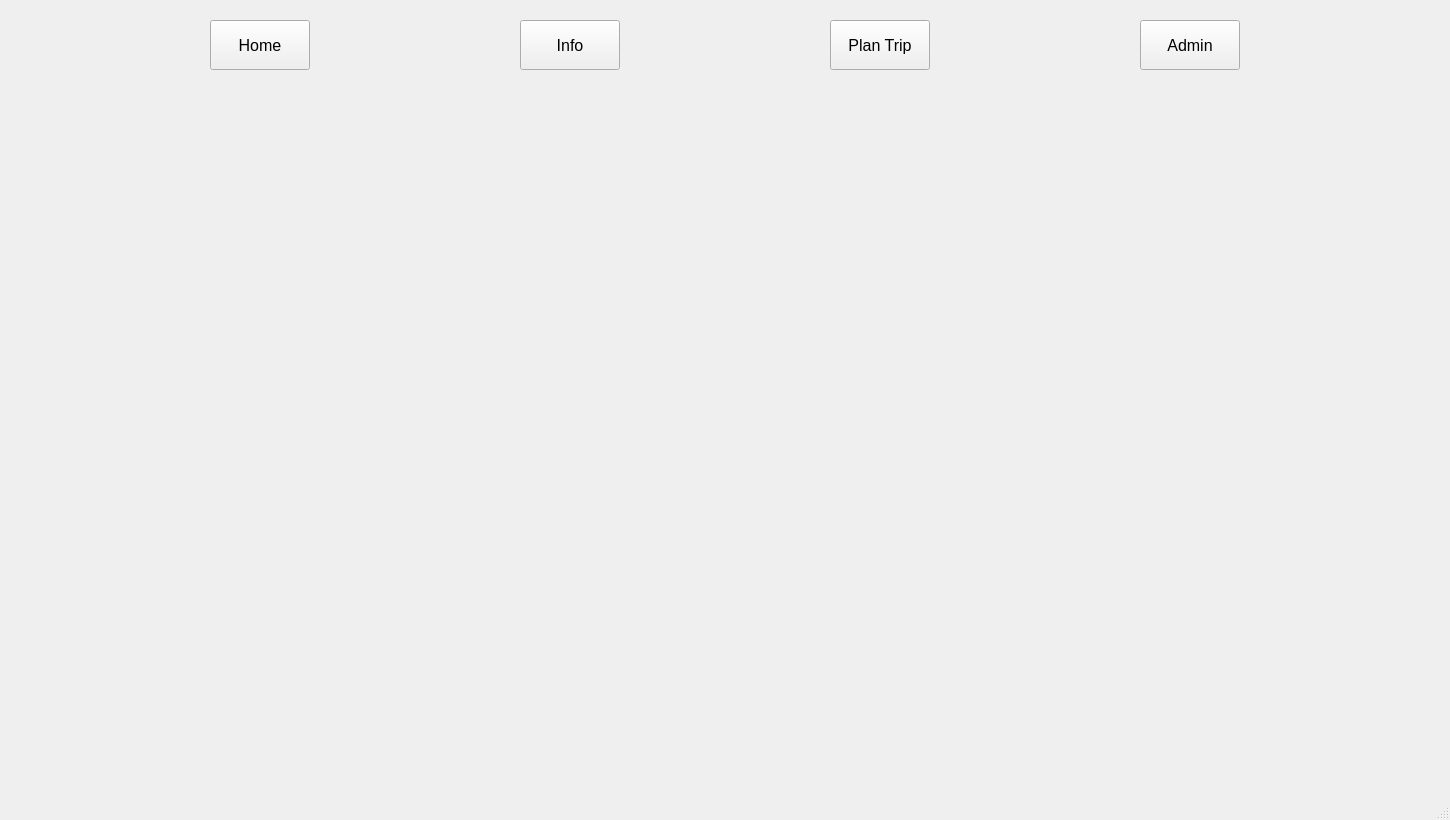
Before: the Qt Designer form qt/app/mainwindow.ui in kboniadi/Lets_Play_Football, drawn with Qt 5.
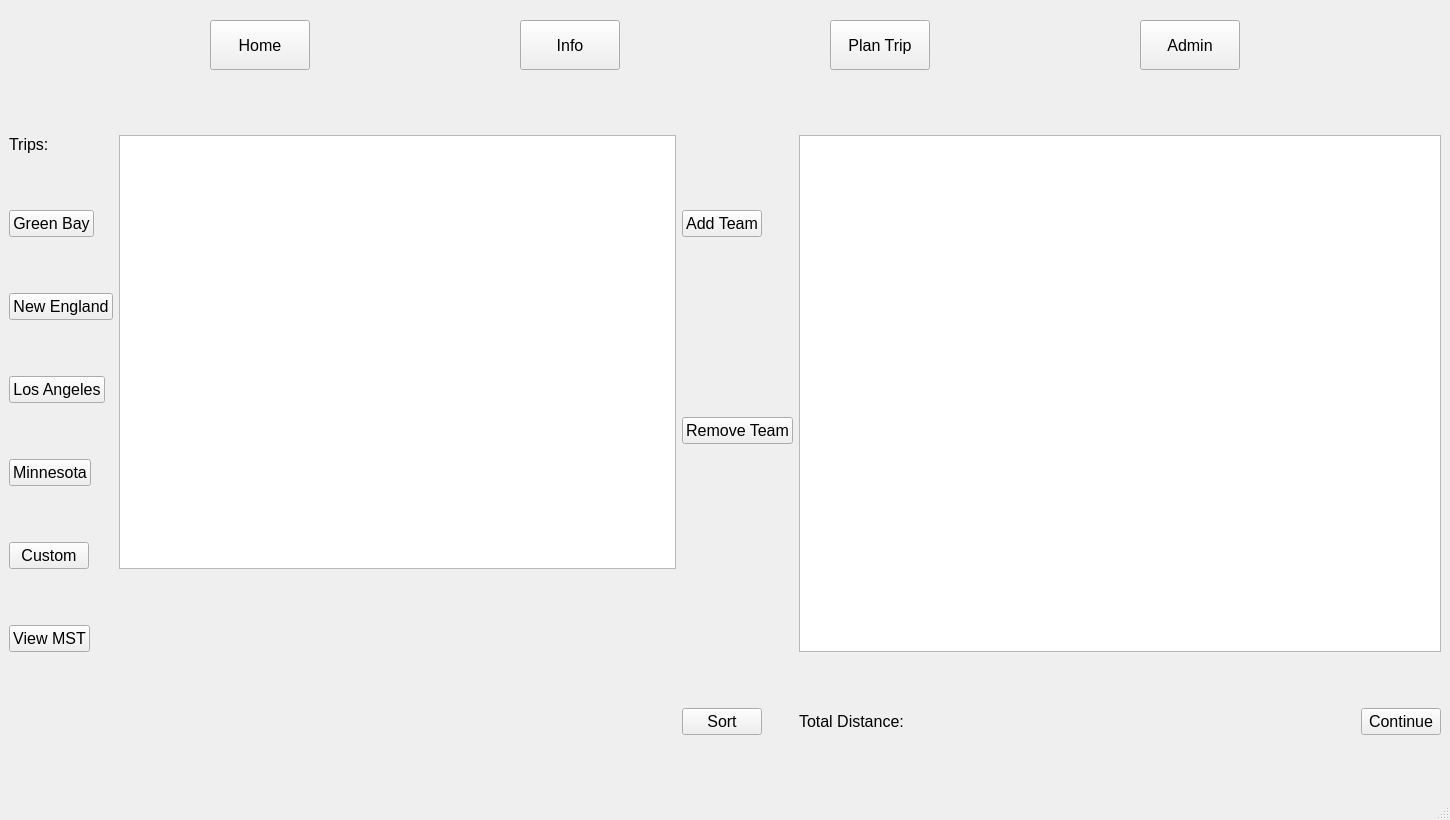
After: the same form once the commit is applied. The open tabs and pages were chosen to show the change.

Commit message:
finished creating all objects
:/

```diff
--- a/qt/app/mainwindow.ui
+++ b/qt/app/mainwindow.ui
@@ -300,7 +300,382 @@
         </item>
        </layout>
       </widget>
-      <widget class="QWidget" name="page_PLAN"/>
+      <widget class="QWidget" name="page_PLAN">
+       <layout class="QGridLayout" name="gridLayout_3">
+        <item row="6" column="0">
+         <widget class="QPushButton" name="pushButton_plan_MST">
+          <property name="sizePolicy">
+           <sizepolicy hsizetype="Fixed" vsizetype="Fixed">
+            <horstretch>0</horstretch>
+            <verstretch>0</verstretch>
+           </sizepolicy>
+          </property>
+          <property name="font">
+           <font>
+            <pointsize>12</pointsize>
+           </font>
+          </property>
+          <property name="text">
+           <string>View MST</string>
+          </property>
+         </widget>
+        </item>
+        <item row="4" column="0">
+         <widget class="QPushButton" name="pushButton_plan_vikings">
+          <property name="sizePolicy">
+           <sizepolicy hsizetype="Fixed" vsizetype="Fixed">
+            <horstretch>0</horstretch>
+            <verstretch>0</verstretch>
+           </sizepolicy>
+          </property>
+          <property name="font">
+           <font>
+            <pointsize>12</pointsize>
+           </font>
+          </property>
+          <property name="text">
+           <string>Minnesota</string>
+          </property>
+         </widget>
+        </item>
+        <item row="5" column="0">
+         <widget class="QPushButton" name="pushButton_plan_custom">
+          <property name="sizePolicy">
+           <sizepolicy hsizetype="Fixed" vsizetype="Fixed">
+            <horstretch>0</horstretch>
+            <verstretch>0</verstretch>
+           </sizepolicy>
+          </property>
+          <property name="font">
+           <font>
+            <pointsize>12</pointsize>
+           </font>
+          </property>
+          <property name="text">
+           <string>Custom</string>
+          </property>
+         </widget>
+        </item>
+        <item row="0" column="3" rowspan="7" colspan="2">
+         <widget class="QTableWidget" name="tableWidget_plan_route"/>
+        </item>
+        <item row="3" column="0">
+         <widget class="QPushButton" name="pushButton_plan_rams">
+          <property name="sizePolicy">
+           <sizepolicy hsizetype="Fixed" vsizetype="Fixed">
+            <horstretch>0</horstretch>
+            <verstretch>0</verstretch>
+           </sizepolicy>
+          </property>
+          <property name="font">
+           <font>
+            <pointsize>12</pointsize>
+           </font>
+          </property>
+          <property name="text">
+           <string>Los Angeles</string>
+          </property>
+         </widget>
+        </item>
+        <item row="1" column="0">
+         <widget class="QPushButton" name="pushButton_plan_packers">
+          <property name="sizePolicy">
+           <sizepolicy hsizetype="Fixed" vsizetype="Fixed">
+            <horstretch>0</horstretch>
+            <verstretch>0</verstretch>
+           </sizepolicy>
+          </property>
+          <property name="font">
+           <font>
+            <pointsize>12</pointsize>
+           </font>
+          </property>
+          <property name="text">
+           <string>Green Bay</string>
+          </property>
+         </widget>
+        </item>
+        <item row="3" column="2" rowspan="2">
+         <widget class="QPushButton" name="pushButton_plan_remove">
+          <property name="sizePolicy">
+           <sizepolicy hsizetype="Fixed" vsizetype="Fixed">
+            <horstretch>0</horstretch>
+            <verstretch>0</verstretch>
+           </sizepolicy>
+          </property>
+          <property name="font">
+           <font>
+            <pointsize>12</pointsize>
+           </font>
+          </property>
+          <property name="text">
+           <string>Remove Team</string>
+          </property>
+         </widget>
+        </item>
+        <item row="0" column="1" rowspan="6">
+         <widget class="QTableWidget" name="tableWidget_plan_teams">
+          <property name="sizePolicy">
+           <sizepolicy hsizetype="Preferred" vsizetype="Preferred">
+            <horstretch>0</horstretch>
+            <verstretch>0</verstretch>
+           </sizepolicy>
+          </property>
+         </widget>
+        </item>
+        <item row="2" column="0">
+         <widget class="QPushButton" name="pushButton_plan_patriots">
+          <property name="sizePolicy">
+           <sizepolicy hsizetype="Fixed" vsizetype="Fixed">
+            <horstretch>0</horstretch>
+            <verstretch>0</verstretch>
+           </sizepolicy>
+          </property>
+          <property name="font">
+           <font>
+            <pointsize>12</pointsize>
+           </font>
+          </property>
+          <property name="text">
+           <string>New England</string>
+          </property>
+         </widget>
+        </item>
+        <item row="7" column="4">
+         <widget class="QPushButton" name="pushButton_plan_continue">
+          <property name="sizePolicy">
+           <sizepolicy hsizetype="Fixed" vsizetype="Fixed">
+            <horstretch>0</horstretch>
+            <verstretch>0</verstretch>
+           </sizepolicy>
+          </property>
+          <property name="font">
+           <font>
+            <pointsize>12</pointsize>
+           </font>
+          </property>
+          <property name="text">
+           <string>Continue</string>
+          </property>
+         </widget>
+        </item>
+        <item row="0" column="0">
+         <widget class="QLabel" name="label_plan_trips">
+          <property name="sizePolicy">
+           <sizepolicy hsizetype="Fixed" vsizetype="Fixed">
+            <horstretch>0</horstretch>
+            <verstretch>0</verstretch>
+           </sizepolicy>
+          </property>
+          <property name="font">
+           <font>
+            <pointsize>12</pointsize>
+           </font>
+          </property>
+          <property name="text">
+           <string>Trips:</string>
+          </property>
+         </widget>
+        </item>
+        <item row="1" column="2">
+         <widget class="QPushButton" name="pushButton_plan_add">
+          <property name="sizePolicy">
+           <sizepolicy hsizetype="Fixed" vsizetype="Fixed">
+            <horstretch>0</horstretch>
+            <verstretch>0</verstretch>
+           </sizepolicy>
+          </property>
+          <property name="font">
+           <font>
+            <pointsize>12</pointsize>
+           </font>
+          </property>
+          <property name="text">
+           <string>Add Team</string>
+          </property>
+         </widget>
+        </item>
+        <item row="7" column="3">
+         <widget class="QLabel" name="label_plan_distance">
+          <property name="font">
+           <font>
+            <pointsize>12</pointsize>
+           </font>
+          </property>
+          <property name="text">
+           <string>Total Distance: </string>
+          </property>
+         </widget>
+        </item>
+        <item row="7" column="2">
+         <widget class="QPushButton" name="pushButton_plan_sort">
+          <property name="sizePolicy">
+           <sizepolicy hsizetype="Fixed" vsizetype="Fixed">
+            <horstretch>0</horstretch>
+            <verstretch>0</verstretch>
+           </sizepolicy>
+          </property>
+          <property name="font">
+           <font>
+            <pointsize>12</pointsize>
+           </font>
+          </property>
+          <property name="text">
+           <string>Sort</string>
+          </property>
+         </widget>
+        </item>
+       </layout>
+      </widget>
+      <widget class="QWidget" name="page_POS">
+       <layout class="QGridLayout" name="gridLayout_12">
+        <item row="0" column="0">
+         <layout class="QGridLayout" name="gridLayout_pos">
+          <item row="0" column="0">
+           <widget class="QLabel" name="label_pos_trip">
+            <property name="font">
+             <font>
+              <pointsize>12</pointsize>
+             </font>
+            </property>
+            <property name="text">
+             <string>Trip:</string>
+            </property>
+           </widget>
+          </item>
+          <item row="1" column="0" rowspan="3">
+           <widget class="QTableView" name="tableView_pos_trip"/>
+          </item>
+          <item row="2" column="4">
+           <spacer name="horizontalSpacer_pos">
+            <property name="orientation">
+             <enum>Qt::Horizontal</enum>
+            </property>
+            <property name="sizeHint" stdset="0">
+             <size>
+              <width>40</width>
+              <height>20</height>
+             </size>
+            </property>
+           </spacer>
+          </item>
+          <item row="4" column="0">
+           <widget class="QLabel" name="label_pos_distance">
+            <property name="font">
+             <font>
+              <pointsize>12</pointsize>
+             </font>
+            </property>
+            <property name="text">
+             <string>Total Distance: </string>
+            </property>
+           </widget>
+          </item>
+          <item row="2" column="1" colspan="3">
+           <widget class="QLabel" name="label_pos_cart">
+            <property name="font">
+             <font>
+              <pointsize>12</pointsize>
+             </font>
+            </property>
+            <property name="text">
+             <string>Cart:</string>
+            </property>
+           </widget>
+          </item>
+          <item row="1" column="1" colspan="5">
+           <widget class="QTableWidget" name="tableWidget_pos_purchase"/>
+          </item>
+          <item row="3" column="1" colspan="5">
+           <widget class="QTableView" name="tableView_pos_cart"/>
+          </item>
+          <item row="4" column="3">
+           <widget class="QPushButton" name="pushButton_pos_cancel">
+            <property name="font">
+             <font>
+              <pointsize>12</pointsize>
+             </font>
+            </property>
+            <property name="text">
+             <string>Cancel</string>
+            </property>
+           </widget>
+          </item>
+          <item row="4" column="4" colspan="2">
+           <widget class="QPushButton" name="pushButton_pos_continue">
+            <property name="font">
+             <font>
+              <pointsize>12</pointsize>
+             </font>
+            </property>
+            <property name="text">
+             <string>Confirm</string>
+            </property>
+           </widget>
+          </item>
+          <item row="0" column="1" colspan="5">
+           <widget class="QLabel" name="label_pos_purchase">
+            <property name="font">
+             <font>
+              <pointsize>12</pointsize>
+             </font>
+            </property>
+            <property name="text">
+             <string>Souvenirs:</string>
+            </property>
+           </widget>
+          </item>
+          <item row="4" column="1">
+           <widget class="QLabel" name="label_pos_cost">
+            <property name="sizePolicy">
+             <sizepolicy hsizetype="Fixed" vsizetype="Preferred">
+              <horstretch>0</horstretch>
+              <verstretch>0</verstretch>
+             </sizepolicy>
+            </property>
+            <property name="font">
+             <font>
+              <pointsize>12</pointsize>
+             </font>
+            </property>
+            <property name="text">
+             <string>Total Cost:                        </string>
+            </property>
+           </widget>
+          </item>
+         </layout>
+        </item>
+       </layout>
+      </widget>
+      <widget class="QWidget" name="page_RECEIPT">
+       <layout class="QGridLayout" name="gridLayout_13">
+        <item row="0" column="0">
+         <layout class="QGridLayout" name="gridLayout_11">
+          <item row="0" column="0">
+           <widget class="QTableView" name="tableView"/>
+          </item>
+          <item row="1" column="0" alignment="Qt::AlignHCenter">
+           <widget class="QPushButton" name="pushButton">
+            <property name="sizePolicy">
+             <sizepolicy hsizetype="Fixed" vsizetype="Fixed">
+              <horstretch>0</horstretch>
+              <verstretch>0</verstretch>
+             </sizepolicy>
+            </property>
+            <property name="font">
+             <font>
+              <pointsize>12</pointsize>
+             </font>
+            </property>
+            <property name="text">
+             <string>Return to Home</string>
+            </property>
+           </widget>
+          </item>
+         </layout>
+        </item>
+       </layout>
+      </widget>
       <widget class="QWidget" name="page_LOGIN">
        <layout class="QGridLayout" name="gridLayout_6">
         <item row="0" column="1">
```
Left out of the diff: 238 changed lines with no effect on the pictures.
